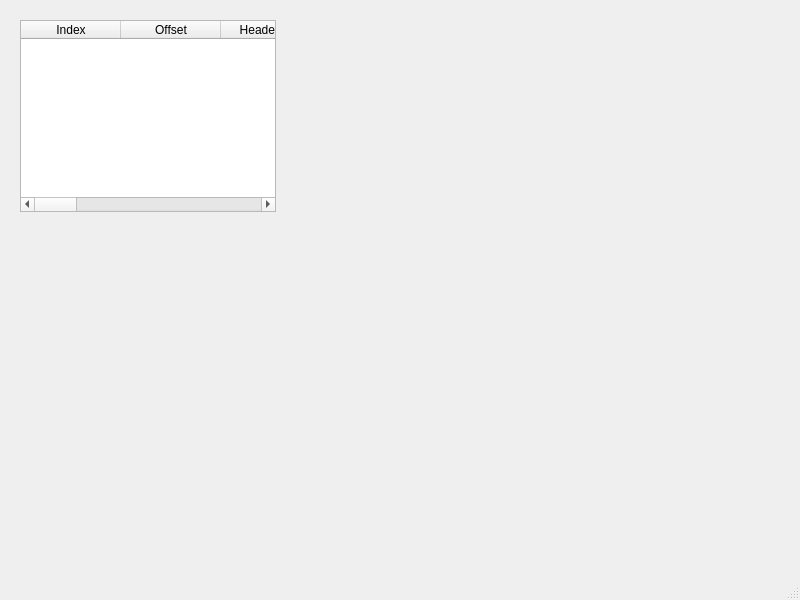
This is mainwindow.ui in Toksisitee/PopSoundEditor as Qt 5 draws it before an edit. The edited form follows.
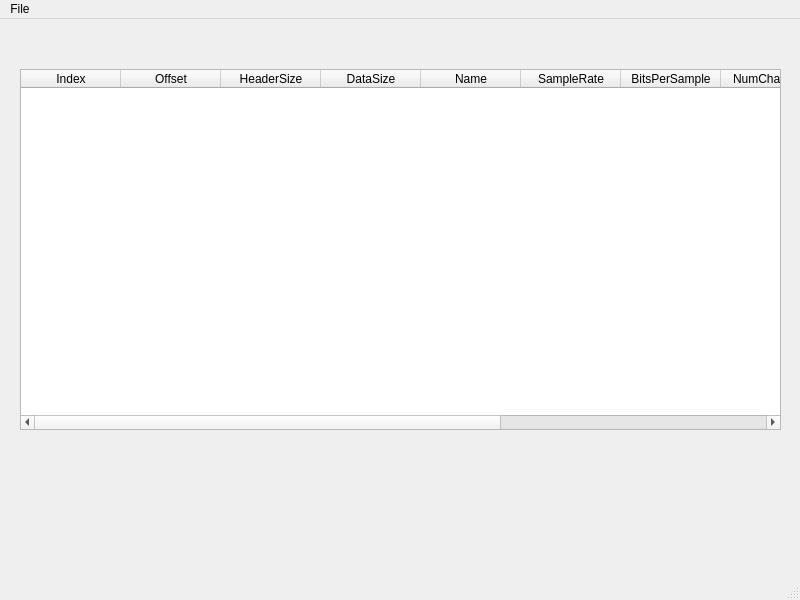
This is the edited form.

The edit to the form file:
```diff
--- a/mainwindow.ui
+++ b/mainwindow.ui
@@ -18,9 +18,9 @@
     <property name="geometry">
      <rect>
       <x>20</x>
-      <y>20</y>
-      <width>256</width>
-      <height>192</height>
+      <y>50</y>
+      <width>761</width>
+      <height>361</height>
      </rect>
     </property>
     <column>
@@ -89,6 +89,16 @@
      <height>21</height>
     </rect>
    </property>
+   <widget class="QMenu" name="menuFile">
+    <property name="title">
+     <string>File</string>
+    </property>
+    <addaction name="actionOpen"/>
+    <addaction name="actionOpen_Sound"/>
+    <addaction name="actionOpen_Drums"/>
+    <addaction name="actionOpen_Music"/>
+   </widget>
+   <addaction name="menuFile"/>
   </widget>
   <widget class="QStatusBar" name="statusbar"/>
  </widget>
```
Left out of the diff: 20 changed lines with no effect on the pictures.
